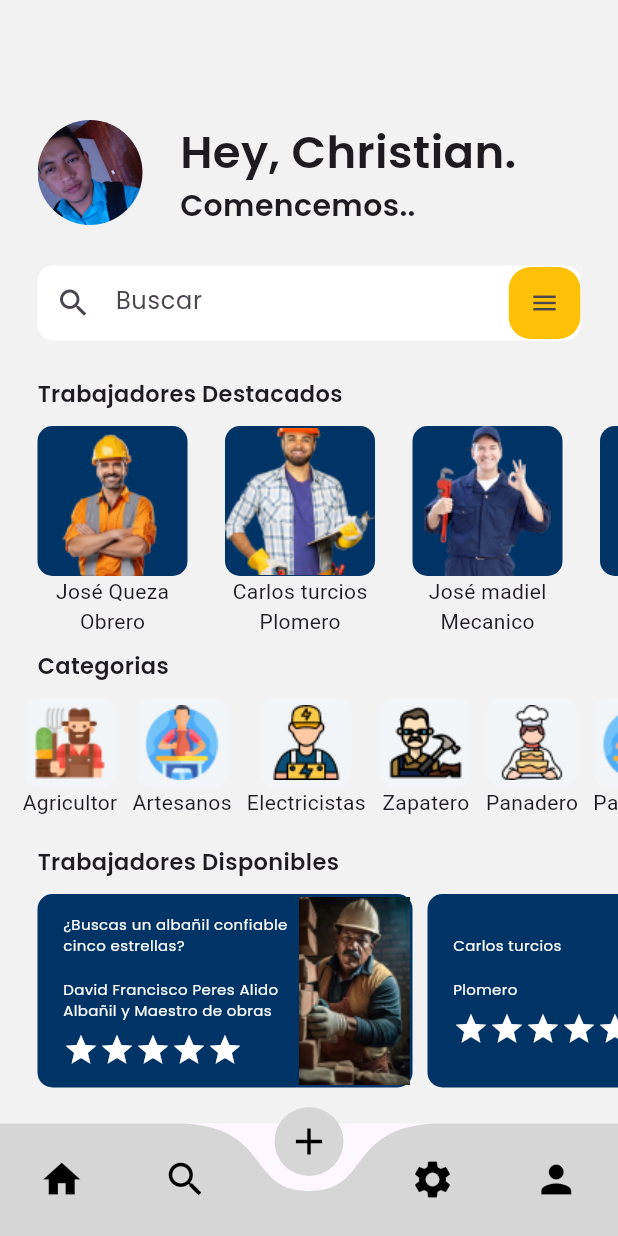
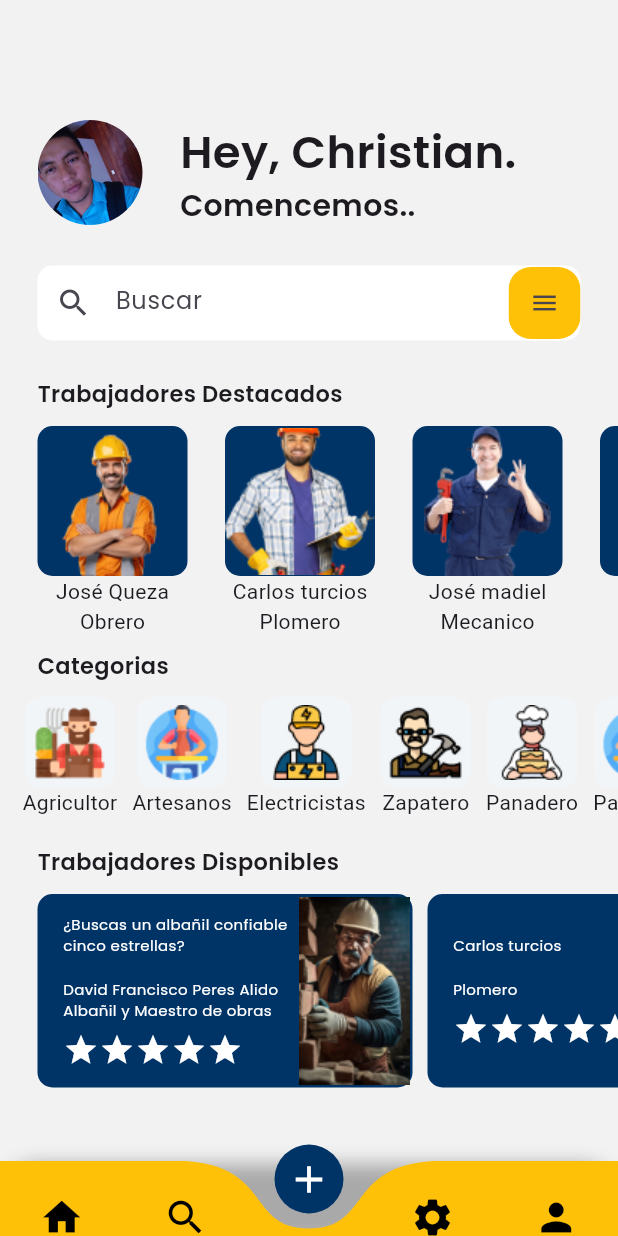
Before and after one commit to DerasChris/JobGenius, a Flutter app: the screen it shows after launch, on a phone screen of 412 x 824 dp. Run offline on Flutter 3.47's test engine with Material 3 defaults, Android fonts, the phone set to English and light mode, and no system bars; drawn by our look-alikes of curved_navigation_bar; our stand-ins replace flutter_svg, google_fonts.

Commit message:
Agregando fixes barra  de navegación

```diff
--- a/lib/navegacion.dart
+++ b/lib/navegacion.dart
@@ -24,28 +24,57 @@ class _NavigationState extends State<Navigation> {
         ModuloInicio(),
 
   ];
+
+  // Método para generar íconos dinámicamente con colores dependiendo del estado
+  Widget buildIcon(IconData iconData, int itemIndex) {
+    return Icon(
+      iconData,
+      size: 30,
+      color: index == itemIndex ? Colors.white : Colors.black, // Cambia el color según el ítem seleccionado
+    );
+  }
   @override
   Widget build(BuildContext context) {
     final items = <Widget>[
-      Icon(Icons.home,size: 30,),
-      Icon(Icons.search,size: 30,),
-      Icon(Icons.add,size: 30,),
-      Icon(Icons.settings,size: 30,),
-      Icon(Icons.person,size: 30,),
+      buildIcon(Icons.home, 0),
+      buildIcon(Icons.search, 1),
+      buildIcon(Icons.add, 2),
+      buildIcon(Icons.settings, 3),
+      buildIcon(Icons.person, 4),
     ];
-    return Scaffold(
+    return SafeArea(
+      top: false,
+      child: Scaffold(
+        extendBody: true,
         body: Screens[index],
         bottomNavigationBar: Theme(
           data: Theme.of(context).copyWith(
             iconTheme: const IconThemeData(color: Colors.black)
           ),
+          child: Container(
+            decoration: BoxDecoration(
+                color: Colors.transparent,
+                borderRadius: BorderRadius.circular(45), // Aplica los bordes redondeados
+                boxShadow: [
+                  BoxShadow(
+                    color: Colors.black.withOpacity(0.3),
+                    spreadRadius: 1,
+                    blurRadius: 10,
+                    offset: Offset(0, 3), // sombra hacia abajo
+                  ),
+                ],
+              ),
             child: CurvedNavigationBar(
-          color: Color.fromARGB(255, 214, 214, 214),
+              height: 50,
+              color: const Color.fromARGB(255, 255, 193, 7),
               key: navigationKey,
               items: items,
               index: index,
               onTap: (index )=> setState (() => this.index = index),
               backgroundColor: Colors.transparent ,
+              buttonBackgroundColor: const Color.fromARGB(255, 0, 51, 102),
+            ),
+          ),
         ),
       ),
     );
```
Lines whose indentation alone changed are shown as unchanged.
